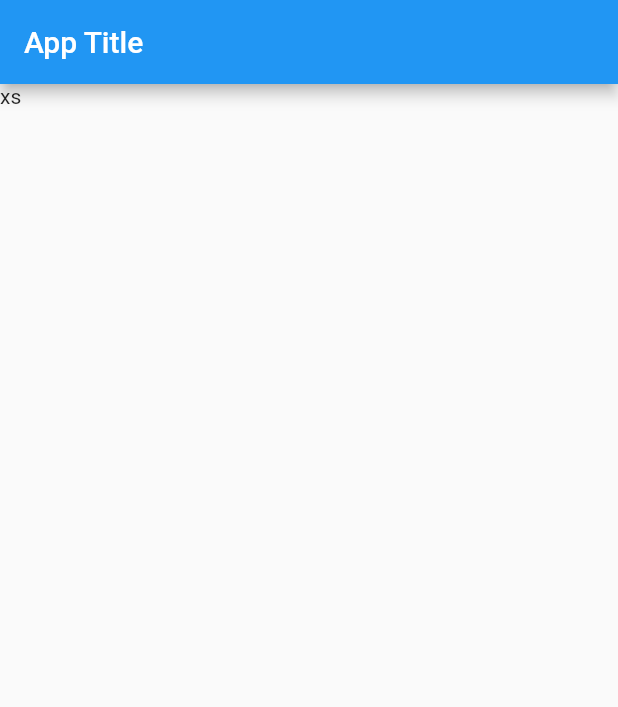
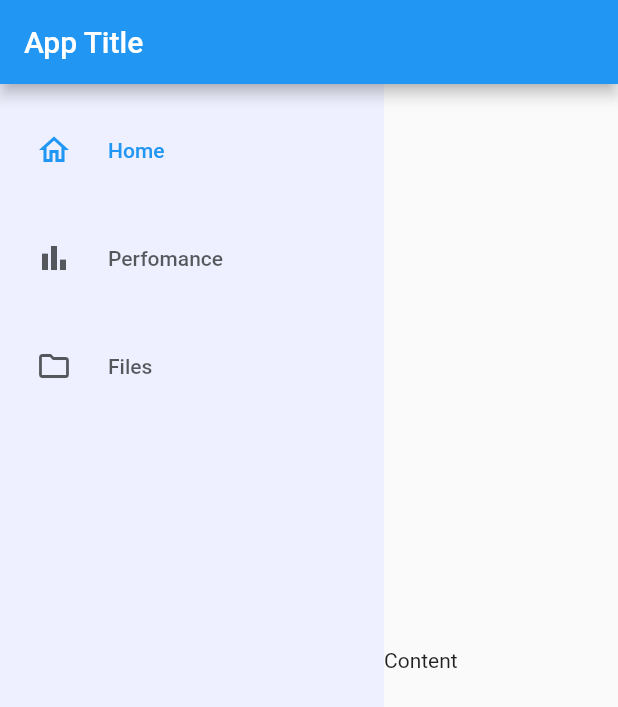
Before and after one commit to caviorus/flutter-admin, a Flutter app: the screen it shows after launch, on a phone screen of 412 x 824 dp. Shown: the top 707 px of the screen. Run offline on Flutter 3.47's test engine with Material 2 defaults, Android fonts, the phone set to English and light mode, and no system bars; our stand-ins replace get.

Commit message:
sidebar, getx

```diff
--- /dev/null
+++ b/lib/components/sidebar/sidebar.dart
@@ -0,0 +1,37 @@
+import 'package:flutter/material.dart';
+import 'package:get/get.dart';
+
+enum SideBarBreakpoints { xs, sm, md, lg, xl }
+
+class SideBar extends StatelessWidget {
+  final SideBarBreakpoints? sideBarBreakpoints;
+  final Widget? body;
+  SideBar({super.key, this.sideBarBreakpoints, this.body});
+
+  var _selectedIndex = 0.obs;
+  @override
+  Widget build(BuildContext context) {
+    return Row(
+      children: [
+        Obx(() => NavigationRail(
+            backgroundColor: Color(0xFFEFF0FF),
+            extended: true,
+            onDestinationSelected: (value) => {
+              _selectedIndex.value = value
+            },
+            destinations: [
+            NavigationRailDestination(
+                icon: Icon(Icons.home_outlined), label: Text("Home")),
+            NavigationRailDestination(
+                icon: Icon(Icons.bar_chart), label: Text("Perfomance")),
+            NavigationRailDestination(
+                icon: Icon(Icons.folder_outlined), label: Text("Files")),
+          ], selectedIndex: _selectedIndex.value),
+        ),
+        Container(
+          child: body,
+        )
+      ],
+    );
+  }
+}
--- a/lib/main.dart
+++ b/lib/main.dart
@@ -1,7 +1,8 @@
 import 'package:flutter/material.dart';
+import 'package:flutter_admin/components/sidebar/sidebar.dart';
 import 'package:flutter_admin/view/home/home.dart';
 
-void main(){
+void main() {
   runApp(MainApp());
 }
 
@@ -23,27 +24,24 @@ class AdminNavigation extends StatelessWidget {
   final Widget? body;
   const AdminNavigation({super.key, this.body});
 
-
   @override
   Widget build(BuildContext context) {
     return Scaffold(
-      appBar: AppBar(title: Text("App Title"),),
+      appBar: AppBar(
+        title: Text("App Title"),
+      ),
       body: LayoutBuilder(
         builder: (BuildContext context, BoxConstraints constraints) {
-          if(constraints.maxWidth < 600){
-            return Container(child: Text("xs"));
-          }
-          else if(constraints.maxWidth < 900){
+          if (constraints.maxWidth < 600) {
+            return SideBar(body: body);
+          } else if (constraints.maxWidth < 900) {
             return Container(child: Text("sm"));
-          }
-          else if(constraints.maxWidth < 1200){
+          } else if (constraints.maxWidth < 1200) {
             return Container(child: Text("md"));
-          }
-          else if(constraints.maxWidth < 1536){
+          } else if (constraints.maxWidth < 1536) {
             return Container(child: Text("lg"));
-          }
-          else{
-            return Container(child: Text("xl"));
+          } else {
+            return SideBar(body: body);
           }
         },
       ),
--- a/pubspec.yaml
+++ b/pubspec.yaml
@@ -35,6 +35,7 @@ dependencies:
   # The following adds the Cupertino Icons font to your application.
   # Use with the CupertinoIcons class for iOS style icons.
   cupertino_icons: ^1.0.2
+  get: ^4.6.5
 
 dev_dependencies:
   flutter_test:
```
Also changed, not shown: pubspec.lock.
